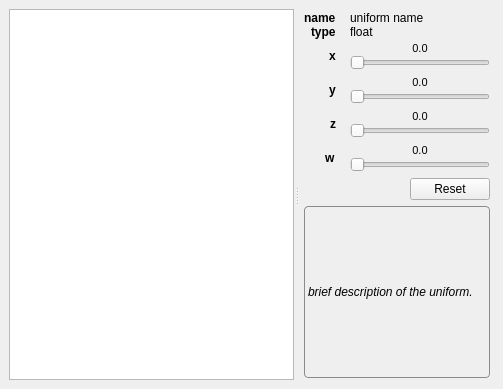
Above: applications/qt/shader-input-editor.ui from daniel86/regen before the change. Below: the same form after it.
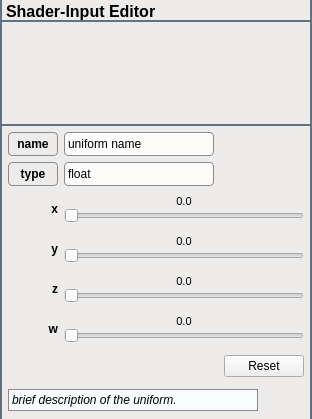
That is the form after the change.

Commit message: do not use separate shader-input editor window

Diff of the .ui file:
```diff
--- a/applications/qt/shader-input-editor.ui
+++ b/applications/qt/shader-input-editor.ui
@@ -1,37 +1,62 @@
 <?xml version="1.0" encoding="UTF-8"?>
 <ui version="4.0">
  <class>shaderInputEditor</class>
- <widget class="QMainWindow" name="shaderInputEditor">
+ <widget class="QWidget" name="shaderInputEditor">
   <property name="geometry">
    <rect>
     <x>0</x>
     <y>0</y>
-    <width>503</width>
-    <height>389</height>
+    <width>312</width>
+    <height>419</height>
    </rect>
   </property>
-  <property name="font">
-   <font>
-    <weight>50</weight>
-    <bold>false</bold>
-    <kerning>true</kerning>
-   </font>
-  </property>
   <property name="windowTitle">
    <string>Shader Input Editor</string>
   </property>
-  <widget class="QWidget" name="centralwidget">
    <property name="styleSheet">
     <string notr="true">
+QWidget#shaderInputEditor {
+	background-color: #edeceb;
+}
+
+QFrame#titleLabel,#treeWidget,#valueFrame {
+	background-color: #edeceb;
+	border: 2px solid #627282;
+}
+QFrame#titleLabel {
+	border-top-color: transparent;
+	border-top-left-radius: 0px;
+	border-top-right-radius: 0px;
+}
+QFrame#treeWidget {
+	border-top-color: transparent;
+	border-bottom-color: transparent;
+}
+QFrame#valueFrame {
+	border-bottom-left-radius: 0px;
+	border-bottom-right-radius: 0px;
+	border-bottom-color: transparent;
+}
+
 /*******************************
  ******** QLabel ***************
  *******************************/
+
+QLabel#nameLabel,#typeLabel {
+	background-color: #edeceb;
+	border-radius: 4px;
+	border: 1px solid #8a8b8e;
+}
+QLabel#nameValue,#typeValue {
+	background-color: #fdfcfb;
+	border-radius: 4px;
+	border: 1px solid #8a8b8e;
+}
 QLabel#descriptionLabel {
 	color: #010203;
-	background-color: qlineargradient(x1: 0, y1: 0, x2: 0, y2: 1,
-                                       stop: 0 #d6d7da, stop: 1 #aaabae);
+	background-color: #fafbfe;
 	border: 1px solid #8a8b8e;
-	border-radius: 4px;
+	border-radius: 0px;
 }
 
 /*******************************
@@ -40,27 +65,46 @@
 QSplitter::handle:horizontal { width: 6px; }
 QSplitter::handle:vertical { height: 6px; }
 
-/*******************************
- ******** QTreeView ***********
- *******************************/
-QTreeView {
-}
 </string>
    </property>
-   <layout class="QGridLayout" name="gridLayout_2">
-    <item row="0" column="0">
-     <layout class="QVBoxLayout" name="mainLayout">
+  <layout class="QVBoxLayout" name="verticalLayout">
+   <property name="spacing">
+    <number>0</number>
+   </property>
+   <property name="margin">
+    <number>0</number>
+   </property>
       <item>
-       <widget class="QSplitter" name="splitter">
-        <property name="sizePolicy">
-         <sizepolicy hsizetype="Expanding" vsizetype="Expanding">
-          <horstretch>0</horstretch>
-          <verstretch>0</verstretch>
-         </sizepolicy>
-        </property>
-        <property name="orientation">
-         <enum>Qt::Horizontal</enum>
-        </property>
+    <widget class="QLabel" name="titleLabel">
+     <property name="minimumSize">
+      <size>
+       <width>0</width>
+       <height>22</height>
+      </size>
+     </property>
+     <property name="font">
+      <font>
+       <pointsize>12</pointsize>
+       <weight>75</weight>
+       <bold>true</bold>
+       <underline>false</underline>
+      </font>
+     </property>
+     <property name="frameShape">
+      <enum>QFrame::Box</enum>
+     </property>
+     <property name="frameShadow">
+      <enum>QFrame::Sunken</enum>
+     </property>
+     <property name="lineWidth">
+      <number>1</number>
+     </property>
+     <property name="text">
+      <string>Shader-Input Editor</string>
+     </property>
+    </widget>
+   </item>
+   <item>
         <widget class="QTreeWidget" name="treeWidget">
          <property name="maximumSize">
           <size>
@@ -71,41 +115,64 @@
          <attribute name="headerVisible">
           <bool>false</bool>
          </attribute>
-        </widget>
-        <widget class="QWidget" name="formLayoutWidget">
-         <layout class="QFormLayout" name="valueLayout">
-          <property name="fieldGrowthPolicy">
-           <enum>QFormLayout::AllNonFixedFieldsGrow</enum>
-          </property>
-          <property name="rowWrapPolicy">
-           <enum>QFormLayout::WrapLongRows</enum>
-          </property>
-          <property name="labelAlignment">
+     <column>
+      <property name="text">
+       <string notr="true">1</string>
+      </property>
+     </column>
+    </widget>
+   </item>
+   <item>
+    <widget class="QFrame" name="valueFrame">
+     <property name="autoFillBackground">
+      <bool>false</bool>
+     </property>
+     <property name="frameShape">
+      <enum>QFrame::Box</enum>
+     </property>
+     <property name="frameShadow">
+      <enum>QFrame::Raised</enum>
+     </property>
+     <layout class="QGridLayout" name="gridLayout">
+      <property name="margin">
+       <number>6</number>
+      </property>
+      <item row="3" column="0">
+       <widget class="QLabel" name="xLabel">
+        <property name="minimumSize">
+         <size>
+          <width>50</width>
+          <height>24</height>
+         </size>
+        </property>
+        <property name="maximumSize">
+         <size>
+          <width>80</width>
+          <height>16777215</height>
+         </size>
+        </property>
+        <property name="font">
+         <font>
+          <weight>75</weight>
+          <bold>true</bold>
+         </font>
+        </property>
+        <property name="text">
+         <string>x</string>
+        </property>
+        <property name="alignment">
            <set>Qt::AlignRight|Qt::AlignTrailing|Qt::AlignVCenter</set>
           </property>
-          <property name="formAlignment">
-           <set>Qt::AlignLeading|Qt::AlignLeft|Qt::AlignTop</set>
-          </property>
-          <property name="horizontalSpacing">
-           <number>14</number>
-          </property>
-          <property name="verticalSpacing">
-           <number>0</number>
-          </property>
-          <property name="leftMargin">
-           <number>4</number>
-          </property>
-          <property name="topMargin">
-           <number>2</number>
-          </property>
-          <property name="rightMargin">
-           <number>4</number>
-          </property>
-          <property name="bottomMargin">
-           <number>2</number>
-          </property>
-          <item row="0" column="0">
+       </widget>
+      </item>
+      <item row="1" column="0">
            <widget class="QLabel" name="nameLabel">
+        <property name="minimumSize">
+         <size>
+          <width>50</width>
+          <height>24</height>
+         </size>
+        </property>
             <property name="maximumSize">
              <size>
               <width>80</width>
@@ -122,41 +189,12 @@
             <property name="text">
              <string>name</string>
             </property>
-           </widget>
-          </item>
-          <item row="0" column="1">
-           <widget class="QLabel" name="nameValue">
-            <property name="maximumSize">
-             <size>
-              <width>150</width>
-              <height>16777215</height>
-             </size>
-            </property>
-            <property name="text">
-             <string>uniform name</string>
-            </property>
-           </widget>
-          </item>
-          <item row="1" column="0">
-           <widget class="QLabel" name="typeLabel">
-            <property name="maximumSize">
-             <size>
-              <width>80</width>
-              <height>16777215</height>
-             </size>
-            </property>
-            <property name="font">
-             <font>
-              <weight>75</weight>
-              <bold>true</bold>
-             </font>
-            </property>
-            <property name="text">
-             <string>type</string>
-            </property>
-           </widget>
-          </item>
-          <item row="1" column="1">
+        <property name="alignment">
+         <set>Qt::AlignCenter</set>
+        </property>
+       </widget>
+      </item>
+      <item row="2" column="1">
            <widget class="QLabel" name="typeValue">
             <property name="maximumSize">
              <size>
@@ -169,95 +207,7 @@
             </property>
            </widget>
           </item>
-          <item row="2" column="0">
-           <widget class="QLabel" name="xLabel">
-            <property name="maximumSize">
-             <size>
-              <width>80</width>
-              <height>16777215</height>
-             </size>
-            </property>
-            <property name="font">
-             <font>
-              <weight>75</weight>
-              <bold>true</bold>
-             </font>
-            </property>
-            <property name="text">
-             <string>x</string>
-            </property>
-            <property name="alignment">
-             <set>Qt::AlignBottom|Qt::AlignLeading|Qt::AlignLeft</set>
-            </property>
-           </widget>
-          </item>
-          <item row="3" column="0">
-           <widget class="QLabel" name="yLabel">
-            <property name="maximumSize">
-             <size>
-              <width>80</width>
-              <height>16777215</height>
-             </size>
-            </property>
-            <property name="font">
-             <font>
-              <weight>75</weight>
-              <bold>true</bold>
-             </font>
-            </property>
-            <property name="text">
-             <string>y</string>
-            </property>
-            <property name="alignment">
-             <set>Qt::AlignBottom|Qt::AlignLeading|Qt::AlignLeft</set>
-            </property>
-           </widget>
-          </item>
-          <item row="4" column="0">
-           <widget class="QLabel" name="zLabel">
-            <property name="maximumSize">
-             <size>
-              <width>80</width>
-              <height>16777215</height>
-             </size>
-            </property>
-            <property name="font">
-             <font>
-              <weight>75</weight>
-              <bold>true</bold>
-             </font>
-            </property>
-            <property name="text">
-             <string>z</string>
-            </property>
-            <property name="alignment">
-             <set>Qt::AlignBottom|Qt::AlignLeading|Qt::AlignLeft</set>
-            </property>
-           </widget>
-          </item>
-          <item row="5" column="0">
-           <widget class="QLabel" name="wLabel">
-            <property name="maximumSize">
-             <size>
-              <width>80</width>
-              <height>16777215</height>
-             </size>
-            </property>
-            <property name="font">
-             <font>
-              <weight>75</weight>
-              <bold>true</bold>
-             </font>
-            </property>
-            <property name="text">
-             <string>w</string>
-            </property>
-            <property name="alignment">
-             <set>Qt::AlignBottom|Qt::AlignLeading|Qt::AlignLeft</set>
-            </property>
-           </widget>
-          </item>
-          <item row="2" column="1">
+      <item row="3" column="1">
            <widget class="QWidget" name="xValueWidget" native="true">
             <layout class="QHBoxLayout" name="horizontalLayout">
              <property name="spacing">
@@ -307,57 +257,20 @@
             </layout>
            </widget>
           </item>
-          <item row="3" column="1">
-           <widget class="QWidget" name="yValueWidget" native="true">
-            <layout class="QHBoxLayout" name="horizontalLayout_2">
-             <property name="spacing">
-              <number>0</number>
-             </property>
-             <property name="leftMargin">
-              <number>0</number>
-             </property>
-             <property name="topMargin">
-              <number>3</number>
-             </property>
-             <property name="rightMargin">
-              <number>0</number>
-             </property>
-             <property name="bottomMargin">
-              <number>3</number>
-             </property>
-             <item>
-              <layout class="QVBoxLayout" name="yValueLayout">
-               <property name="spacing">
-                <number>0</number>
-               </property>
-               <item>
-                <widget class="QLabel" name="yValueLabel">
-                 <property name="font">
-                  <font>
-                   <pointsize>8</pointsize>
-                  </font>
+      <item row="1" column="1">
+       <widget class="QLabel" name="nameValue">
+        <property name="maximumSize">
+         <size>
+          <width>150</width>
+          <height>16777215</height>
+         </size>
                  </property>
                  <property name="text">
-                  <string>0.0</string>
-                 </property>
-                 <property name="alignment">
-                  <set>Qt::AlignCenter</set>
-                 </property>
-                </widget>
-               </item>
-               <item>
-                <widget class="QSlider" name="yValue">
-                 <property name="orientation">
-                  <enum>Qt::Horizontal</enum>
-                 </property>
-                </widget>
-               </item>
-              </layout>
-             </item>
-            </layout>
-           </widget>
-          </item>
-          <item row="4" column="1">
+         <string>uniform name</string>
+        </property>
+       </widget>
+      </item>
+      <item row="5" column="1">
            <widget class="QWidget" name="zValueWidget" native="true">
             <layout class="QHBoxLayout" name="horizontalLayout_3">
              <property name="spacing">
@@ -407,9 +320,93 @@
             </layout>
            </widget>
           </item>
-          <item row="5" column="1">
-           <widget class="QWidget" name="wValueWidget" native="true">
-            <layout class="QHBoxLayout" name="horizontalLayout_4">
+      <item row="5" column="0">
+       <widget class="QLabel" name="zLabel">
+        <property name="minimumSize">
+         <size>
+          <width>50</width>
+          <height>24</height>
+         </size>
+        </property>
+        <property name="maximumSize">
+         <size>
+          <width>80</width>
+          <height>16777215</height>
+         </size>
+        </property>
+        <property name="font">
+         <font>
+          <weight>75</weight>
+          <bold>true</bold>
+         </font>
+        </property>
+        <property name="text">
+         <string>z</string>
+        </property>
+        <property name="alignment">
+         <set>Qt::AlignRight|Qt::AlignTrailing|Qt::AlignVCenter</set>
+        </property>
+       </widget>
+      </item>
+      <item row="6" column="0">
+       <widget class="QLabel" name="wLabel">
+        <property name="minimumSize">
+         <size>
+          <width>50</width>
+          <height>24</height>
+         </size>
+        </property>
+        <property name="maximumSize">
+         <size>
+          <width>80</width>
+          <height>16777215</height>
+         </size>
+        </property>
+        <property name="font">
+         <font>
+          <weight>75</weight>
+          <bold>true</bold>
+         </font>
+        </property>
+        <property name="text">
+         <string>w</string>
+        </property>
+        <property name="alignment">
+         <set>Qt::AlignRight|Qt::AlignTrailing|Qt::AlignVCenter</set>
+        </property>
+       </widget>
+      </item>
+      <item row="4" column="0">
+       <widget class="QLabel" name="yLabel">
+        <property name="minimumSize">
+         <size>
+          <width>50</width>
+          <height>24</height>
+         </size>
+        </property>
+        <property name="maximumSize">
+         <size>
+          <width>80</width>
+          <height>16777215</height>
+         </size>
+        </property>
+        <property name="font">
+         <font>
+          <weight>75</weight>
+          <bold>true</bold>
+         </font>
+        </property>
+        <property name="text">
+         <string>y</string>
+        </property>
+        <property name="alignment">
+         <set>Qt::AlignRight|Qt::AlignTrailing|Qt::AlignVCenter</set>
+        </property>
+       </widget>
+      </item>
+      <item row="4" column="1">
+       <widget class="QWidget" name="yValueWidget" native="true">
+        <layout class="QHBoxLayout" name="horizontalLayout_2">
              <property name="spacing">
               <number>0</number>
              </property>
@@ -426,12 +423,12 @@
               <number>3</number>
              </property>
              <item>
-              <layout class="QVBoxLayout" name="wValueLayout">
+          <layout class="QVBoxLayout" name="yValueLayout">
                <property name="spacing">
                 <number>0</number>
                </property>
                <item>
-                <widget class="QLabel" name="wValueLabel">
+            <widget class="QLabel" name="yValueLabel">
                  <property name="font">
                   <font>
                    <pointsize>8</pointsize>
@@ -446,7 +443,7 @@
                 </widget>
                </item>
                <item>
-                <widget class="QSlider" name="wValue">
+            <widget class="QSlider" name="yValue">
                  <property name="orientation">
                   <enum>Qt::Horizontal</enum>
                  </property>
@@ -457,7 +454,7 @@
             </layout>
            </widget>
           </item>
-          <item row="6" column="1">
+      <item row="7" column="1">
            <layout class="QHBoxLayout" name="resetLayout">
             <property name="topMargin">
              <number>3</number>
@@ -487,10 +484,88 @@
             </item>
            </layout>
           </item>
-          <item row="7" column="0" colspan="2">
+      <item row="6" column="1">
+       <widget class="QWidget" name="wValueWidget" native="true">
+        <layout class="QHBoxLayout" name="horizontalLayout_4">
+         <property name="spacing">
+          <number>0</number>
+         </property>
+         <property name="leftMargin">
+          <number>0</number>
+         </property>
+         <property name="topMargin">
+          <number>3</number>
+         </property>
+         <property name="rightMargin">
+          <number>0</number>
+         </property>
+         <property name="bottomMargin">
+          <number>3</number>
+         </property>
+         <item>
+          <layout class="QVBoxLayout" name="wValueLayout">
+           <property name="spacing">
+            <number>0</number>
+           </property>
+           <item>
+            <widget class="QLabel" name="wValueLabel">
+             <property name="font">
+              <font>
+               <pointsize>8</pointsize>
+              </font>
+             </property>
+             <property name="text">
+              <string>0.0</string>
+             </property>
+             <property name="alignment">
+              <set>Qt::AlignCenter</set>
+             </property>
+            </widget>
+           </item>
+           <item>
+            <widget class="QSlider" name="wValue">
+             <property name="orientation">
+              <enum>Qt::Horizontal</enum>
+             </property>
+            </widget>
+           </item>
+          </layout>
+         </item>
+        </layout>
+       </widget>
+      </item>
+      <item row="2" column="0">
+       <widget class="QLabel" name="typeLabel">
+        <property name="minimumSize">
+         <size>
+          <width>50</width>
+          <height>24</height>
+         </size>
+        </property>
+        <property name="maximumSize">
+         <size>
+          <width>80</width>
+          <height>16777215</height>
+         </size>
+        </property>
+        <property name="font">
+         <font>
+          <weight>75</weight>
+          <bold>true</bold>
+         </font>
+        </property>
+        <property name="text">
+         <string>type</string>
+        </property>
+        <property name="alignment">
+         <set>Qt::AlignCenter</set>
+        </property>
+       </widget>
+      </item>
+      <item row="8" column="0" colspan="2">
            <widget class="QLabel" name="descriptionLabel">
             <property name="sizePolicy">
-             <sizepolicy hsizetype="Expanding" vsizetype="Expanding">
+         <sizepolicy hsizetype="Preferred" vsizetype="Preferred">
               <horstretch>0</horstretch>
               <verstretch>0</verstretch>
              </sizepolicy>
@@ -509,6 +584,9 @@
             <property name="text">
              <string>brief description of the uniform.</string>
             </property>
+        <property name="alignment">
+         <set>Qt::AlignLeading|Qt::AlignLeft|Qt::AlignTop</set>
+        </property>
             <property name="wordWrap">
              <bool>true</bool>
             </property>
@@ -516,12 +594,8 @@
           </item>
          </layout>
         </widget>
-       </widget>
-      </item>
-     </layout>
-    </item>
-   </layout>
-  </widget>
+   </item>
+  </layout>
  </widget>
  <resources/>
  <connections>
```
Left out of the diff: 124 changed lines with no effect on the pictures. Lines whose indentation alone changed are shown as unchanged. The commit also changes 8 other files.
